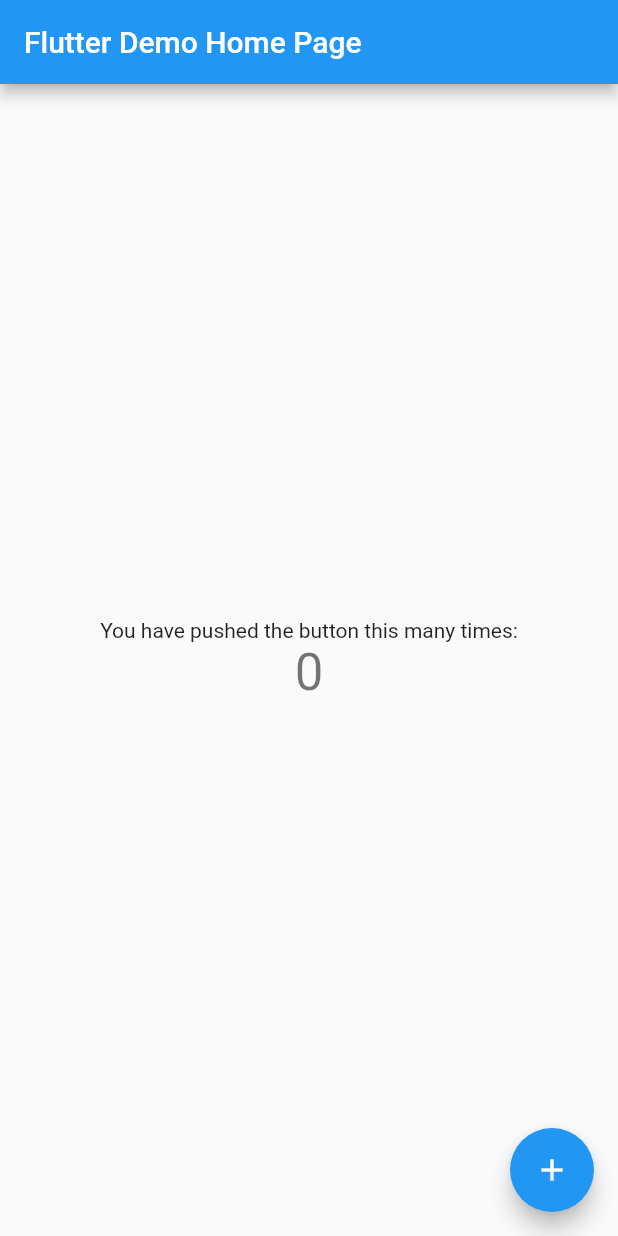
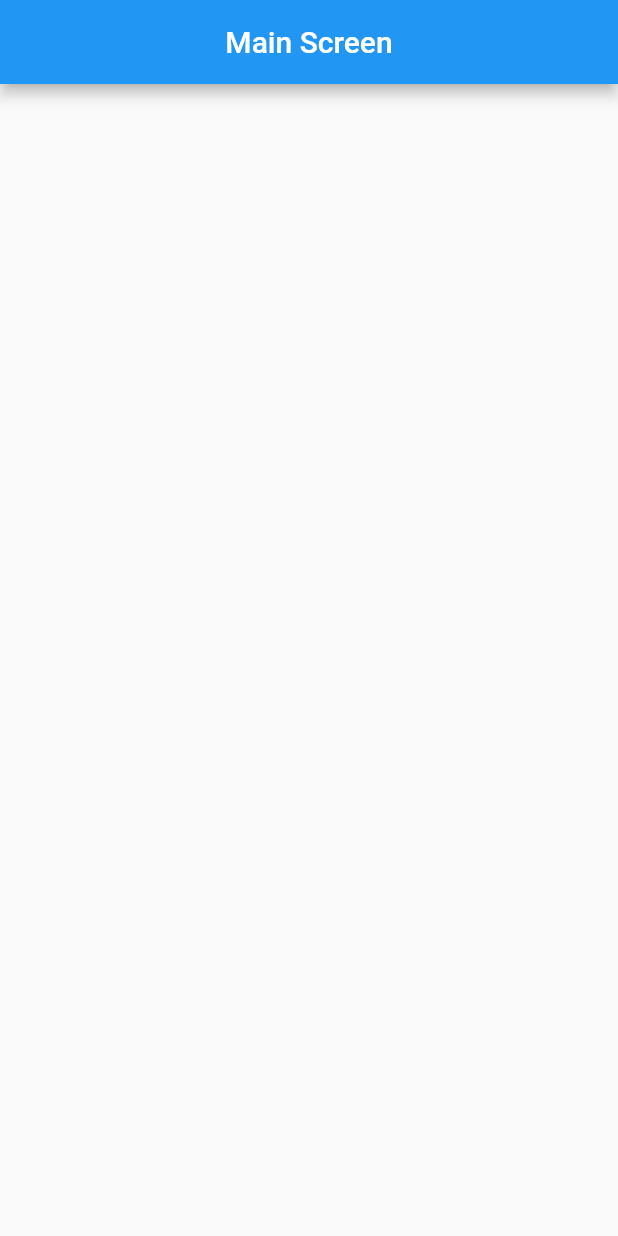
Before and after one commit to faisalhatila/flutter-uber-clone, a Flutter app: the screen it shows after launch, on a phone screen of 412 x 824 dp. Run offline on Flutter 3.47's test engine with Material 2 defaults, Android fonts, the phone set to English and light mode, and no system bars.

Commit message:
New File: mainScreen created and integrated

```diff
--- /dev/null
+++ b/lib/AllScreens/mainScreen.dart
@@ -0,0 +1,22 @@
+import 'package:flutter/material.dart';
+
+class MainScreen extends StatefulWidget {
+  @override
+  _MainScreenState createState() => _MainScreenState();
+}
+
+class _MainScreenState extends State<MainScreen> {
+  @override
+  Widget build(BuildContext context) {
+    return Scaffold(
+      appBar: AppBar(
+        title: Center(
+          child: Text(
+            "Main Screen",
+            textAlign: TextAlign.center,
+          ),
+        ),
+      ),
+    );
+  }
+}
--- a/lib/main.dart
+++ b/lib/main.dart
@@ -1,4 +1,5 @@
 import 'package:flutter/material.dart';
+import 'package:uberapp/AllScreens/mainScreen.dart';
 
 void main() {
   runApp(MyApp());
@@ -11,103 +12,11 @@
     return MaterialApp(
       title: 'Flutter Demo',
       theme: ThemeData(
-        // This is the theme of your application.
-        //
-        // Try running your application with "flutter run". You'll see the
-        // application has a blue toolbar. Then, without quitting the app, try
-        // changing the primarySwatch below to Colors.green and then invoke
-        // "hot reload" (press "r" in the console where you ran "flutter run",
-        // or simply save your changes to "hot reload" in a Flutter IDE).
-        // Notice that the counter didn't reset back to zero; the application
-        // is not restarted.
         primarySwatch: Colors.blue,
+        visualDensity: VisualDensity.adaptivePlatformDensity,
       ),
-      home: MyHomePage(title: 'Flutter Demo Home Page'),
+      home: MainScreen(),
+      debugShowCheckedModeBanner: false,
     );
   }
 }
-
-class MyHomePage extends StatefulWidget {
-  MyHomePage({Key? key, required this.title}) : super(key: key);
-
-  // This widget is the home page of your application. It is stateful, meaning
-  // that it has a State object (defined below) that contains fields that affect
-  // how it looks.
-
-  // This class is the configuration for the state. It holds the values (in this
-  // case the title) provided by the parent (in this case the App widget) and
-  // used by the build method of the State. Fields in a Widget subclass are
-  // always marked "final".
-
-  final String title;
-
-  @override
-  _MyHomePageState createState() => _MyHomePageState();
-}
-
-class _MyHomePageState extends State<MyHomePage> {
-  int _counter = 0;
-
-  void _incrementCounter() {
-    setState(() {
-      // This call to setState tells the Flutter framework that something has
-      // changed in this State, which causes it to rerun the build method below
-      // so that the display can reflect the updated values. If we changed
-      // _counter without calling setState(), then the build method would not be
-      // called again, and so nothing would appear to happen.
-      _counter++;
-    });
-  }
-
-  @override
-  Widget build(BuildContext context) {
-    // This method is rerun every time setState is called, for instance as done
-    // by the _incrementCounter method above.
-    //
-    // The Flutter framework has been optimized to make rerunning build methods
-    // fast, so that you can just rebuild anything that needs updating rather
-    // than having to individually change instances of widgets.
-    return Scaffold(
-      appBar: AppBar(
-        // Here we take the value from the MyHomePage object that was created by
-        // the App.build method, and use it to set our appbar title.
-        title: Text(widget.title),
-      ),
-      body: Center(
-        // Center is a layout widget. It takes a single child and positions it
-        // in the middle of the parent.
-        child: Column(
-          // Column is also a layout widget. It takes a list of children and
-          // arranges them vertically. By default, it sizes itself to fit its
-          // children horizontally, and tries to be as tall as its parent.
-          //
-          // Invoke "debug painting" (press "p" in the console, choose the
-          // "Toggle Debug Paint" action from the Flutter Inspector in Android
-          // Studio, or the "Toggle Debug Paint" command in Visual Studio Code)
-          // to see the wireframe for each widget.
-          //
-          // Column has various properties to control how it sizes itself and
-          // how it positions its children. Here we use mainAxisAlignment to
-          // center the children vertically; the main axis here is the vertical
-          // axis because Columns are vertical (the cross axis would be
-          // horizontal).
-          mainAxisAlignment: MainAxisAlignment.center,
-          children: <Widget>[
-            Text(
-              'You have pushed the button this many times:',
-            ),
-            Text(
-              '$_counter',
-              style: Theme.of(context).textTheme.headline4,
-            ),
-          ],
-        ),
-      ),
-      floatingActionButton: FloatingActionButton(
-        onPressed: _incrementCounter,
-        tooltip: 'Increment',
-        child: Icon(Icons.add),
-      ), // This trailing comma makes auto-formatting nicer for build methods.
-    );
-  }
-}
```
